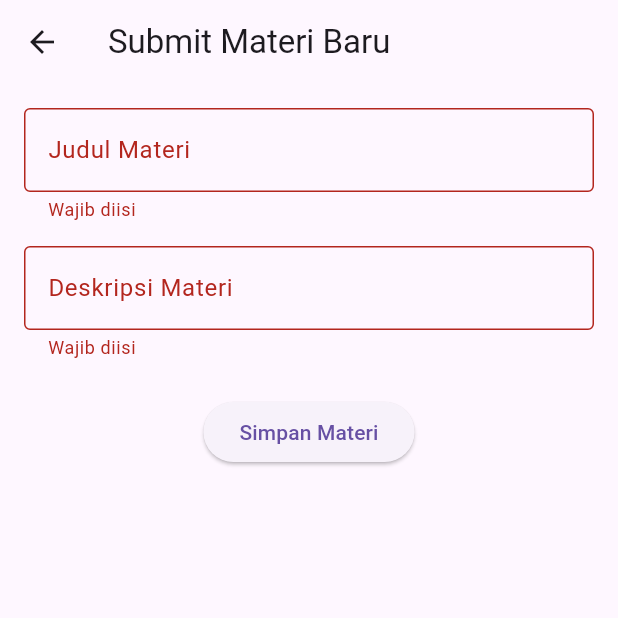
After one commit to alchemista27/massapp, a Flutter app: the MateriSubmitPage screen opened by its route, after a tap on "Simpan Materi", on a phone screen of 412 x 824 dp, the top half of it. The commit adds this screen. Run offline on Flutter 3.47's test engine with Material 3 defaults, Android fonts, the phone set to English and light mode, and no system bars.

Commit message:
finshing up the materi page

```diff
--- a/massapp_frontend/lib/main.dart
+++ b/massapp_frontend/lib/main.dart
@@ -3,6 +3,7 @@ import 'screens/auth/login_page.dart';
 import 'screens/auth/register_page.dart';
 import 'screens/dashboard/dashboard_page.dart';
 import 'screens/materi/materi_list_page.dart';
+import 'screens/materi/materi_submit_page.dart';
 import 'utils/app_routes.dart';
 
 void main() {
@@ -26,6 +27,7 @@ class MassApp extends StatelessWidget {
         AppRoutes.register: (context) => const RegisterPage(),
         AppRoutes.dashboard: (context) => const DashboardPage(),
         AppRoutes.materiList: (context) => const MateriListPage(),
+        AppRoutes.materiSubmit: (context) => const MateriSubmitPage(),
       },
     );
   }
--- /dev/null
+++ b/massapp_frontend/lib/screens/materi/materi_detail_page.dart
@@ -0,0 +1,23 @@
+import 'package:flutter/material.dart';
+
+class MateriDetailPage extends StatelessWidget {
+  final String judul;
+
+  const MateriDetailPage({super.key, required this.judul});
+
+  @override
+  Widget build(BuildContext context) {
+    return Scaffold(
+      appBar: AppBar(
+        title: Text(judul),
+      ),
+      body: Padding(
+        padding: const EdgeInsets.all(16.0),
+        child: Text(
+          'Ini adalah detail untuk materi: $judul\n\nKonten lengkap materi akan ditampilkan di sini.',
+          style: const TextStyle(fontSize: 16),
+        ),
+      ),
+    );
+  }
+}
--- /dev/null
+++ b/massapp_frontend/lib/screens/materi/materi_submit_page.dart
@@ -0,0 +1,84 @@
+import 'package:flutter/material.dart';
+
+class MateriSubmitPage extends StatefulWidget {
+  const MateriSubmitPage({super.key});
+
+  @override
+  State<MateriSubmitPage> createState() => _MateriSubmitPageState();
+}
+
+class _MateriSubmitPageState extends State<MateriSubmitPage> {
+  final _formKey = GlobalKey<FormState>();
+  final TextEditingController _judulController = TextEditingController();
+  final TextEditingController _deskripsiController = TextEditingController();
+
+  @override
+  void dispose() {
+    _judulController.dispose();
+    _deskripsiController.dispose();
+    super.dispose();
+  }
+
+  void _submitMateri() {
+    if (_formKey.currentState!.validate()) {
+      // TODO: Integrasi API nanti
+      showDialog(
+        context: context,
+        builder: (context) => AlertDialog(
+          title: const Text('Materi Disimpan'),
+          content: Text(
+              'Judul: ${_judulController.text}\nDeskripsi: ${_deskripsiController.text}'),
+          actions: [
+            TextButton(
+              onPressed: () => Navigator.pop(context),
+              child: const Text('OK'),
+            ),
+          ],
+        ),
+      );
+    }
+  }
+
+  @override
+  Widget build(BuildContext context) {
+    return Scaffold(
+      appBar: AppBar(
+        title: const Text('Submit Materi Baru'),
+      ),
+      body: Padding(
+        padding: const EdgeInsets.all(16.0),
+        child: Form(
+          key: _formKey,
+          child: Column(
+            children: [
+              TextFormField(
+                controller: _judulController,
+                decoration: const InputDecoration(
+                  labelText: 'Judul Materi',
+                  border: OutlineInputBorder(),
+                ),
+                validator: (value) =>
+                    value == null || value.isEmpty ? 'Wajib diisi' : null,
+              ),
+              const SizedBox(height: 16),
+              TextFormField(
+                controller: _deskripsiController,
+                decoration: const InputDecoration(
+                  labelText: 'Deskripsi Materi',
+                  border: OutlineInputBorder(),
+                ),
+                validator: (value) =>
+                    value == null || value.isEmpty ? 'Wajib diisi' : null,
+              ),
+              const SizedBox(height: 24),
+              ElevatedButton(
+                onPressed: _submitMateri,
+                child: const Text('Simpan Materi'),
+              ),
+            ],
+          ),
+        ),
+      ),
+    );
+  }
+}
--- a/massapp_frontend/lib/utils/app_routes.dart
+++ b/massapp_frontend/lib/utils/app_routes.dart
@@ -3,4 +3,5 @@ class AppRoutes {
   static const String register = '/register';
   static const String dashboard = '/dashboard';
   static const String materiList = '/materi';
+  static const String materiSubmit = '/materi/submit';
 }
```
Also changed, not shown: massapp_frontend/lib/screens/dashboard/dashboard_page.dart (+7 -0 lines), massapp_frontend/lib/screens/materi/materi_list_page.dart (+24 -12 lines).
